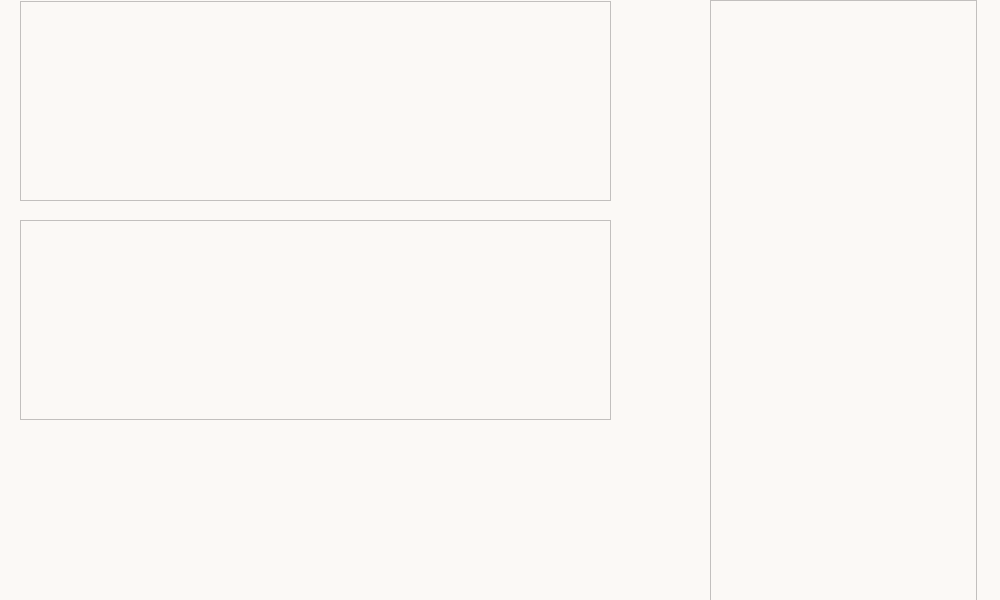
Qt form src/qt/forms/actionsmenu.ui (Lefter1s/CAIx) before a commit.
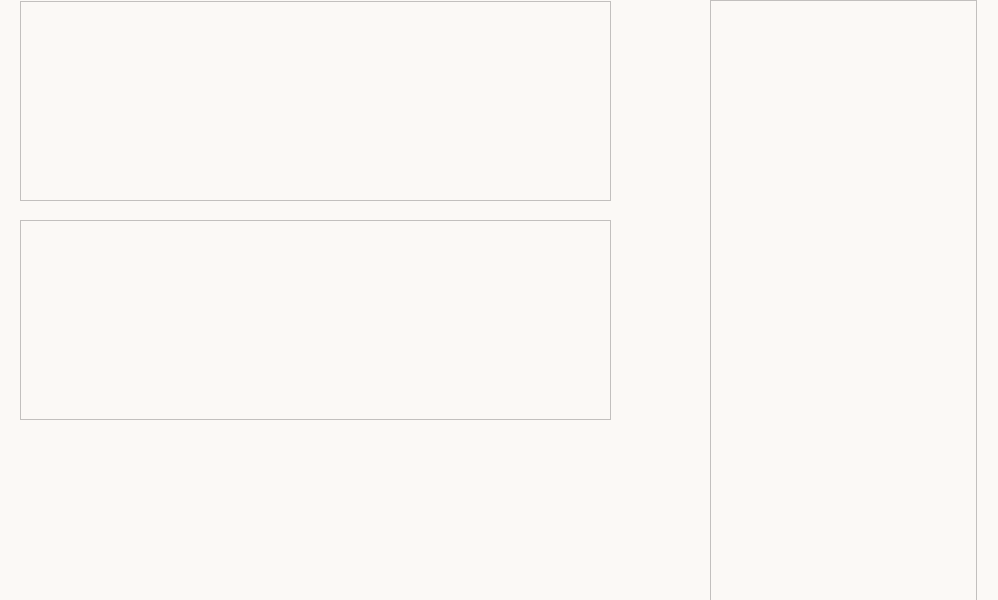
The same form after that commit. Icons and pictures are not drawn.

Patch:
```diff
--- a/src/qt/forms/actionsmenu.ui
+++ b/src/qt/forms/actionsmenu.ui
@@ -6,7 +6,7 @@
    <rect>
     <x>0</x>
     <y>0</y>
-    <width>1000</width>
+    <width>998</width>
     <height>600</height>
    </rect>
   </property>
```
